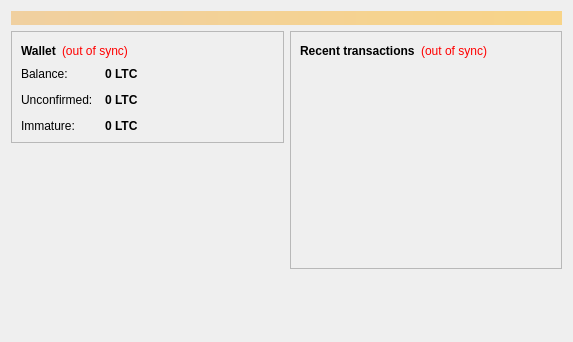
toxicologist/CHANCOIN, file src/qt/forms/overviewpage.ui: the form before one commit.
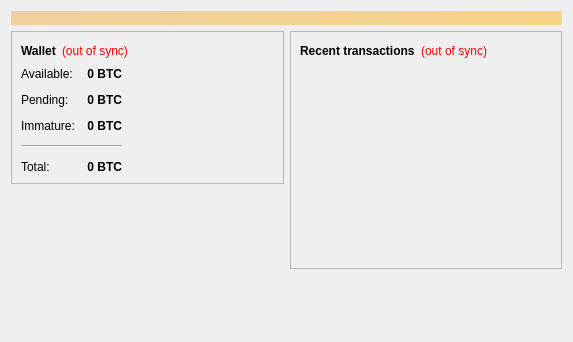
The form after the commit.

```diff
--- a/src/qt/forms/overviewpage.ui
+++ b/src/qt/forms/overviewpage.ui
@@ -90,6 +90,8 @@
            </layout>
           </item>
           <item>
+          <layout class="QHBoxLayout" name="horizontalLayout_3">
+           <item>
            <layout class="QFormLayout" name="formLayout_2">
             <property name="fieldGrowthPolicy">
              <enum>QFormLayout::AllNonFixedFieldsGrow</enum>
@@ -103,7 +105,7 @@
             <item row="0" column="0">
              <widget class="QLabel" name="label">
               <property name="text">
-               <string>Balance:</string>
+               <string>Available:</string>
               </property>
              </widget>
             </item>
@@ -122,7 +124,10 @@
                <string>Your current balance</string>
               </property>
               <property name="text">
-               <string notr="true">0 LTC</string>
+               <string notr="true">0 BTC</string>
+              </property>
+              <property name="alignment">
+               <set>Qt::AlignRight|Qt::AlignTrailing|Qt::AlignVCenter</set>
               </property>
               <property name="textInteractionFlags">
                <set>Qt::LinksAccessibleByMouse|Qt::TextSelectableByKeyboard|Qt::TextSelectableByMouse</set>
@@ -132,7 +137,7 @@
             <item row="1" column="0">
              <widget class="QLabel" name="label_3">
               <property name="text">
-               <string>Unconfirmed:</string>
+               <string>Pending:</string>
               </property>
              </widget>
             </item>
@@ -151,7 +156,10 @@
                <string>Total of transactions that have yet to be confirmed, and do not yet count toward the current balance</string>
               </property>
               <property name="text">
-               <string notr="true">0 LTC</string>
+               <string notr="true">0 BTC</string>
+              </property>
+              <property name="alignment">
+               <set>Qt::AlignRight|Qt::AlignTrailing|Qt::AlignVCenter</set>
               </property>
               <property name="textInteractionFlags">
                <set>Qt::LinksAccessibleByMouse|Qt::TextSelectableByKeyboard|Qt::TextSelectableByMouse</set>
@@ -177,12 +185,69 @@
                <string>Mined balance that has not yet matured</string>
               </property>
               <property name="text">
-               <string notr="true">0 LTC</string>
+               <string notr="true">0 BTC</string>
               </property>
+              <property name="alignment">
+               <set>Qt::AlignRight|Qt::AlignTrailing|Qt::AlignVCenter</set>
+              </property>
               <property name="textInteractionFlags">
                <set>Qt::LinksAccessibleByMouse|Qt::TextSelectableByKeyboard|Qt::TextSelectableByMouse</set>
               </property>
              </widget>
+            </item>
+            <item row="4" column="0">
+             <widget class="QLabel" name="labelTotalText">
+              <property name="text">
+               <string>Total:</string>
+              </property>
+             </widget>
+            </item>
+            <item row="4" column="1">
+             <widget class="QLabel" name="labelTotal">
+              <property name="font">
+               <font>
+                <weight>75</weight>
+                <bold>true</bold>
+               </font>
+              </property>
+              <property name="cursor">
+               <cursorShape>IBeamCursor</cursorShape>
+              </property>
+              <property name="toolTip">
+               <string>Your current total balance</string>
+              </property>
+              <property name="text">
+               <string notr="true">0 BTC</string>
+              </property>
+              <property name="alignment">
+               <set>Qt::AlignRight|Qt::AlignTrailing|Qt::AlignVCenter</set>
+              </property>
+              <property name="textInteractionFlags">
+               <set>Qt::LinksAccessibleByMouse|Qt::TextSelectableByKeyboard|Qt::TextSelectableByMouse</set>
+              </property>
+             </widget>
+            </item>
+            <item row="3" column="0" colspan="2">
+             <widget class="Line" name="line">
+              <property name="orientation">
+               <enum>Qt::Horizontal</enum>
+              </property>
+             </widget>
+            </item>
+           </layout>
+          </item>
+            <item>
+             <spacer name="horizontalSpacer_3">
+              <property name="orientation">
+               <enum>Qt::Horizontal</enum>
+              </property>
+              <property name="sizeHint" stdset="0">
+               <size>
+                <width>40</width>
+                <height>20</height>
+               </size>
+              </property>
+             </spacer>
             </item>
            </layout>
           </item>
```
Left out of the diff: 8 changed lines with no effect on the pictures.
